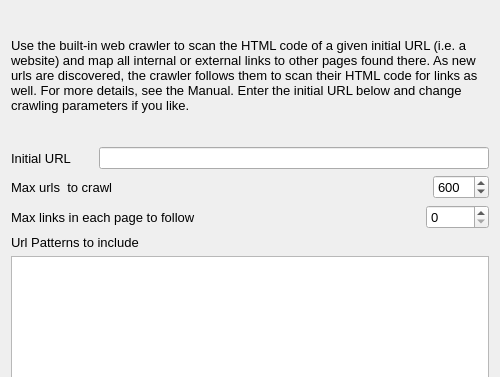
Before: the Qt Designer form src/forms/dialogwebcrawler.ui in socnetv/app, drawn with Qt 5; both pictures show x 0 to 500 and y 0 to 377 of the 500 by 655 pixel window.
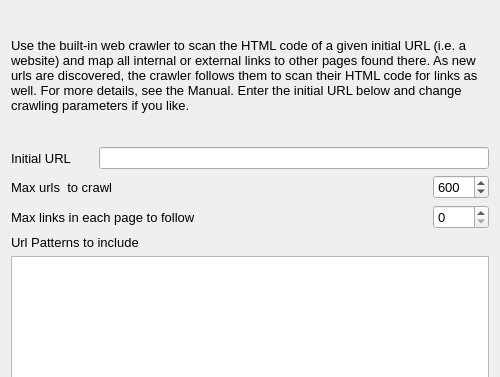
After: the same form once the commit is applied.

```diff
--- a/src/forms/dialogwebcrawler.ui
+++ b/src/forms/dialogwebcrawler.ui
@@ -207,7 +207,7 @@
       <widget class="QSpinBox" name="maxLinksPerPageSpinBox">
        <property name="minimumSize">
         <size>
-         <width>63</width>
+         <width>50</width>
          <height>0</height>
         </size>
        </property>
```
